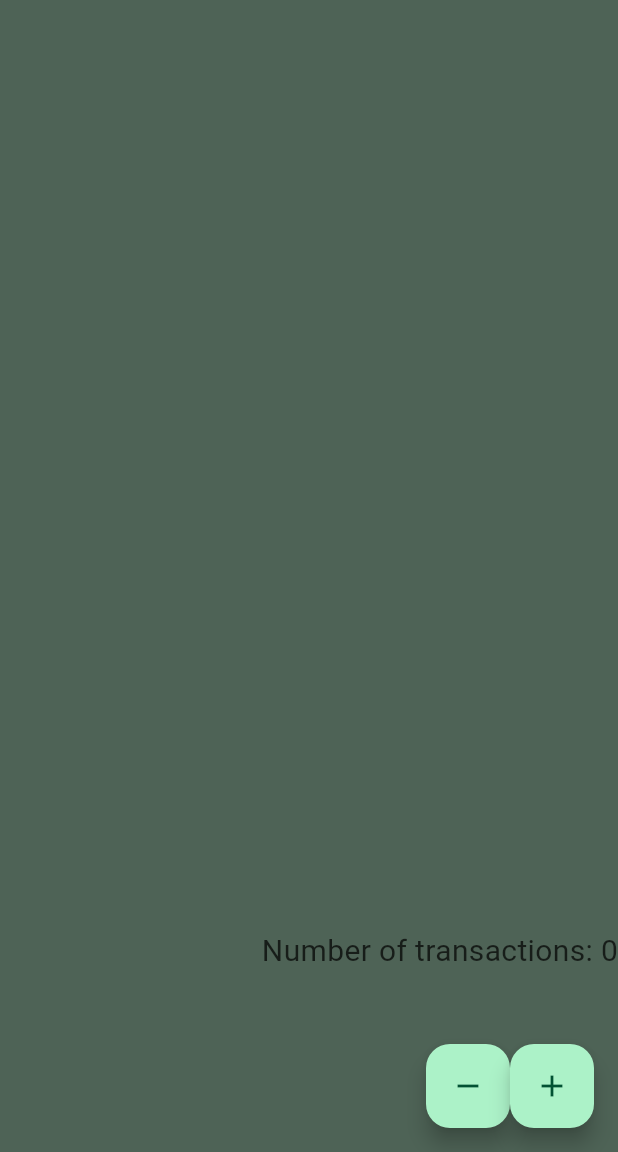
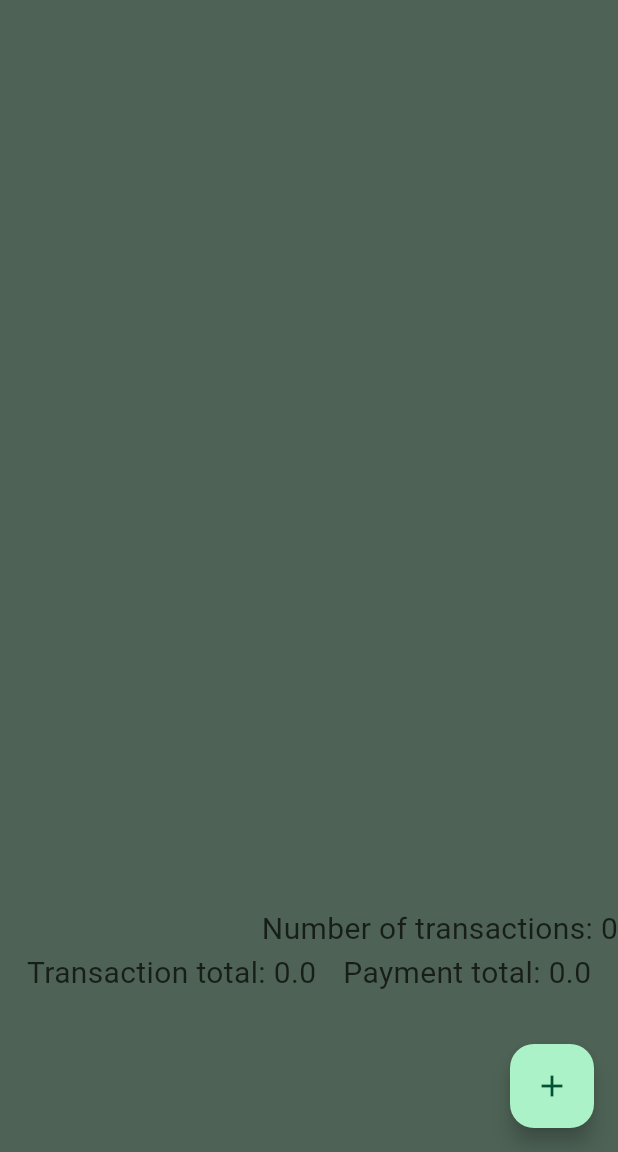
Before and after one commit to davidbarrette00/fun_account, a Flutter app: the screen it shows after launch, on a phone screen of 412 x 824 dp, the part 84-1236 px from its top. Run offline on Flutter 3.47's test engine with Material 3 defaults, Android fonts, the phone set to English and light mode, and no system bars.

Commit message:
add totals

```diff
--- a/lib/components/transactions/TransactionsPage.dart
+++ b/lib/components/transactions/TransactionsPage.dart
@@ -7,7 +7,7 @@ import '../../model/TransactionListModel.dart';
 import 'TransactionListItem.dart';
 
 class TransactionsPage extends StatefulWidget {
-  const TransactionsPage(
+  TransactionsPage(
       {super.key, required this.title, required this.transactionItems});
 
   final List<TransactionListItem> transactionItems;
@@ -21,7 +21,6 @@ class _TransactionsPageState extends State<TransactionsPage> {
   final double TRANSACTION_LIST_HEIGHT =
       500; //MediaQuery.sizeOf(context).width * 0.8;
   final double TRANSACTION_LIST_WIDTH = 400;
-
 
   @override
   Widget build(BuildContext context) {
@@ -38,9 +37,9 @@ class _TransactionsPageState extends State<TransactionsPage> {
           child: Column(
             mainAxisAlignment: MainAxisAlignment.center,
             children: <Widget>[
-                Consumer<TransactionListModel>(
-                    builder: (context, value, child) {
-                  return Container(
+              Consumer<TransactionListModel>(builder: (context, value, child) {
+                return Column(children: [
+                  Container(
                     decoration: BoxDecoration(
                       color: Theme.of(context).colorScheme.secondary,
                     ),
@@ -51,35 +50,36 @@ class _TransactionsPageState extends State<TransactionsPage> {
                       children: value.transactionItems
                           .toList(), //don't remove "toList()"
                     ),
-                  );
-                }),
+                  ),
                   Row(
                     mainAxisAlignment: MainAxisAlignment.end,
                     children: [
                       Text(
                           style: TextStyle(fontSize: 20),
-                        "Number of transactions: ${widget.transactionItems.length}"),
+                          "Number of transactions: ${value.transactionItems.length}"),
                     ],
-                )
+                  ),
+                  Row(
+                      mainAxisAlignment: MainAxisAlignment.spaceEvenly,
+                      children: [
+                        Text(
+                            style: TextStyle(fontSize: 20),
+                            "Transaction total: ${value.transactionTotal}"),
+                        Text(
+                            style: TextStyle(fontSize: 20),
+                            "Payment total: ${value.paymentTotal}"),
+                      ]),
+                ]);
+              }),
             ],
           ),
         ),
       ),
-        floatingActionButton: Row(
-          mainAxisAlignment: MainAxisAlignment.end,
-          children: [
-            FloatingActionButton(
-              onPressed: _removeListItem,
-              tooltip: 'Decrement',
-              child: const Icon(Icons.remove),
-            ),
-            FloatingActionButton(
+      floatingActionButton: FloatingActionButton(
         onPressed: () => _addListItem(context),
         tooltip: 'Increment',
         child: const Icon(Icons.add),
       ),
-          ],
-        )
       // This trailing comma makes auto-formatting nicer for build methods.
     );
   }
@@ -92,11 +92,4 @@ class _TransactionsPageState extends State<TransactionsPage> {
       },
     );
   }
-
-  void _removeListItem() {
-    setState(() {
-      Provider.of<TransactionListModel>(context, listen: false)
-          .removeTransaction();
-    });
 }
-}
--- a/lib/model/TransactionListModel.dart
+++ b/lib/model/TransactionListModel.dart
@@ -1,4 +1,5 @@
 import 'package:flutter/cupertino.dart';
+import 'package:uuid/uuid.dart';
 
 import '../components/transactions/TransactionListItem.dart';
 
@@ -6,16 +7,33 @@ class TransactionListModel extends ChangeNotifier {
 
   List<TransactionListItem> transactionItems = List.empty(growable: true);
 
+  double transactionTotal = 0;
+  double paymentTotal = 0;
+
+  void addToTransactionTotal(double amount, double multiplier) {
+    transactionTotal += amount * multiplier;
+    notifyListeners();
+  }
+
+  void addToPaymentTotal(double amount, double multiplier) {
+    paymentTotal += amount * multiplier;
+    notifyListeners();
+  }
+
   void addTransaction(TransactionListItem transaction) {
     transactionItems.add(transaction);
     notifyListeners();
   }
 
-  void removeTransaction() {
+  void removeTransaction(Uuid id) {
     if (transactionItems.isEmpty) { return; }
 
-    transactionItems.removeLast();
-    // transactionItems.remove(transaction);
+    for(TransactionListItem transaction in transactionItems) {
+      if (transaction.id == id) {
+        transactionItems.remove(transaction);
+        break;
+      }
+    }
     notifyListeners();
   }
 }
--- a/pubspec.yaml
+++ b/pubspec.yaml
@@ -36,6 +36,7 @@ dependencies:
   # Use with the CupertinoIcons class for iOS style icons.
   cupertino_icons: ^1.0.8
   provider: ^6.1.2
+  uuid: ^4.5.0
 
 dev_dependencies:
   flutter_test:
```
Also changed, not shown: lib/components/transactions/TransactionListItem.dart (+12 -1 lines), lib/components/transactions/TransactionModalBottomSheet.dart (+3 -4 lines), pubspec.lock. Lines whose indentation alone changed are shown as unchanged.
